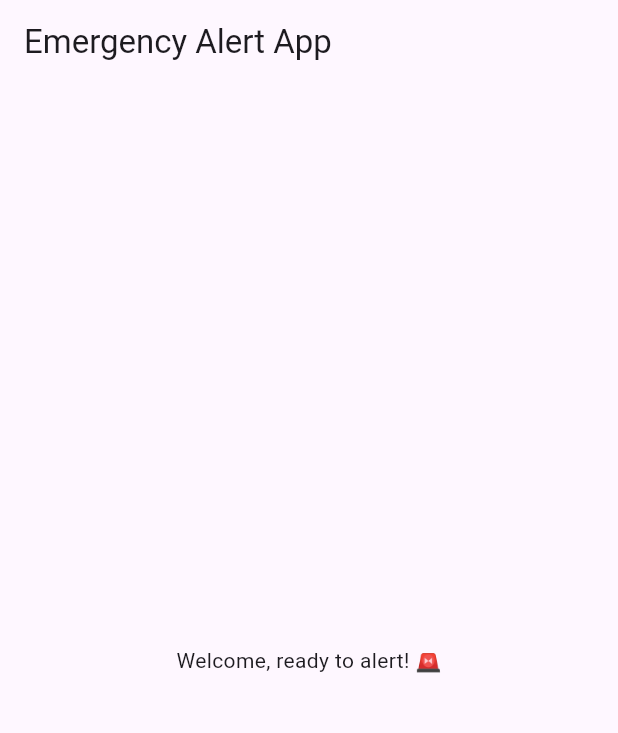
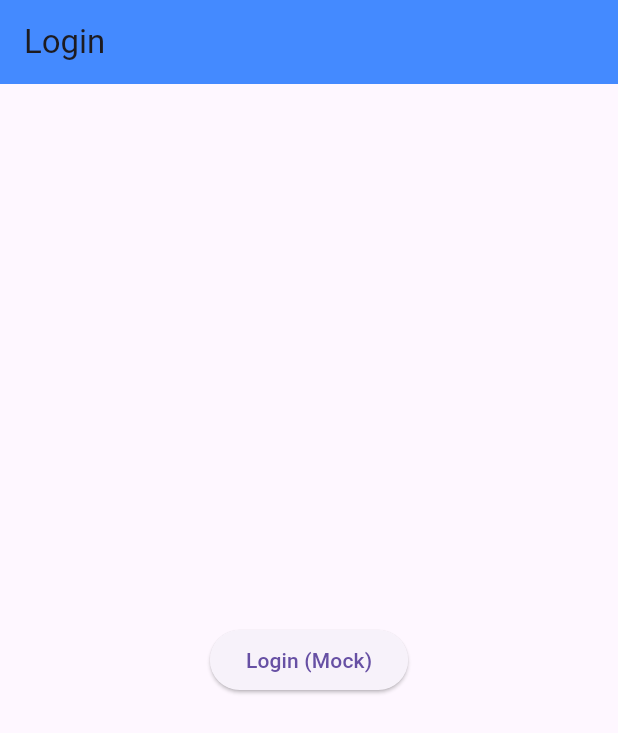
Before and after one commit to christcharlgabales/DigitalBillboard, a Flutter app: the screen it shows after launch, on a phone screen of 412 x 824 dp. Shown: the top 733 px of the screen. Run offline on Flutter 3.47's test engine with Material 3 defaults, Android fonts, the phone set to English and light mode, and no system bars.

Commit message:
feat: login mock

```diff
--- a/lib/main.dart
+++ b/lib/main.dart
@@ -1,4 +1,6 @@
 import 'package:flutter/material.dart';
+import 'screens/login_screen.dart';
+import 'screens/home_screen.dart';
 
 void main() {
   runApp(MyApp());
@@ -8,20 +10,13 @@ class MyApp extends StatelessWidget {
   @override
   Widget build(BuildContext context) {
     return MaterialApp(
-      title: 'Digital Billboard App',
-      theme: ThemeData(primarySwatch: Colors.red),
-      home: HomePage(),
-      debugShowCheckedModeBanner: false,
+      title: 'Alert to Divert',
+      theme: ThemeData(primarySwatch: Colors.blue),
+      initialRoute: '/',
+      routes: {
+        '/': (context) => LoginScreen(),
+        '/home': (context) => HomeScreen(),
+      },
     );
   }
 }
-
-class HomePage extends StatelessWidget {
-  @override
-  Widget build(BuildContext context) {
-    return Scaffold(
-      appBar: AppBar(title: Text('Emergency Alert App')),
-      body: Center(child: Text('Welcome, ready to alert! 🚨')),
-    );
-  }
-}
--- /dev/null
+++ b/lib/screens/home_screen.dart
@@ -0,0 +1,16 @@
+import 'package:flutter/material.dart';
+
+class HomeScreen extends StatelessWidget {
+  @override
+  Widget build(BuildContext context) {
+    return Scaffold(
+      appBar: AppBar(title: Text('Home'), backgroundColor: Colors.blueAccent),
+      body: Center(
+        child: Text(
+          'Welcome to Alert to Divert!',
+          style: TextStyle(fontSize: 18),
+        ),
+      ),
+    );
+  }
+}
--- /dev/null
+++ b/lib/screens/login_screen.dart
@@ -0,0 +1,18 @@
+import 'package:flutter/material.dart';
+
+class LoginScreen extends StatelessWidget {
+  @override
+  Widget build(BuildContext context) {
+    return Scaffold(
+      appBar: AppBar(title: Text('Login'), backgroundColor: Colors.blueAccent),
+      body: Center(
+        child: ElevatedButton(
+          onPressed: () {
+            Navigator.pushNamed(context, '/home');
+          },
+          child: Text('Login (Mock)'),
+        ),
+      ),
+    );
+  }
+}
```
Also changed, not shown: lib/services/auth_service.dart (added).
